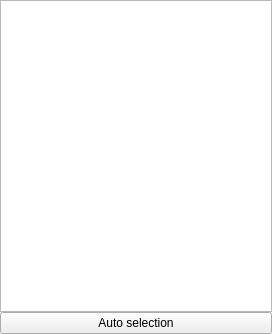
Qt form ui/object_list.ui (dvzadara/caminator) before a commit.
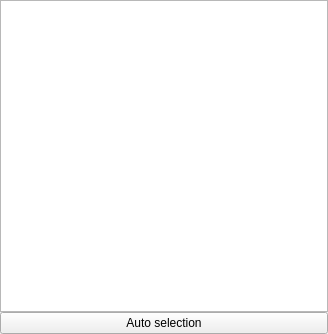
The same form after that commit.

The edit to the form file:
```diff
--- a/ui/object_list.ui
+++ b/ui/object_list.ui
@@ -6,10 +6,16 @@
    <rect>
     <x>0</x>
     <y>0</y>
-    <width>272</width>
+    <width>328</width>
     <height>334</height>
    </rect>
   </property>
+  <property name="sizePolicy">
+   <sizepolicy hsizetype="Expanding" vsizetype="Expanding">
+    <horstretch>0</horstretch>
+    <verstretch>0</verstretch>
+   </sizepolicy>
+  </property>
   <property name="windowTitle">
    <string>Form</string>
   </property>
```
